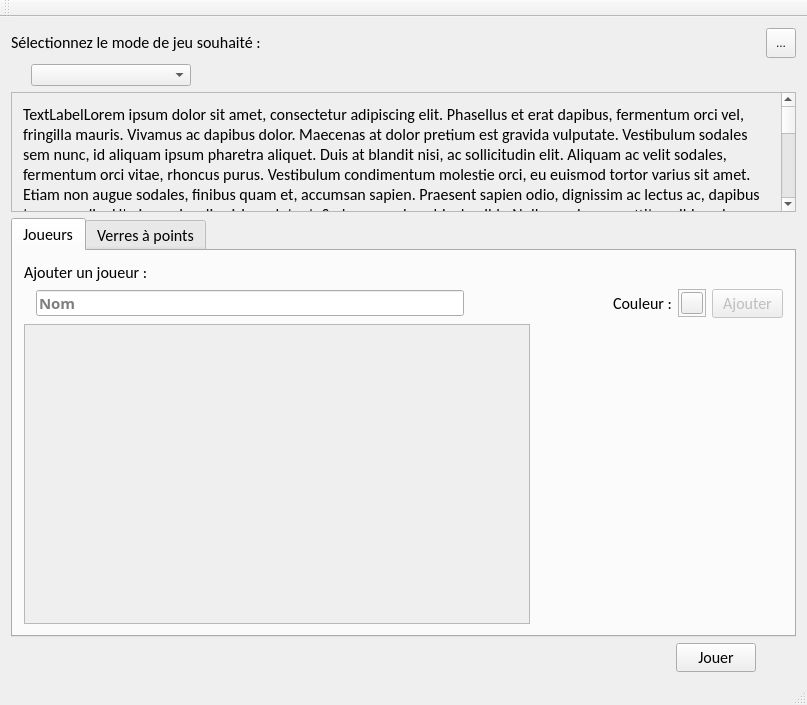
The window that BeerPong-Ultimate/src/gui/QtGUI/QtGUI.ui (rchaucha/BeerPong-Evoled) describes before a commit, drawn with Qt 5.
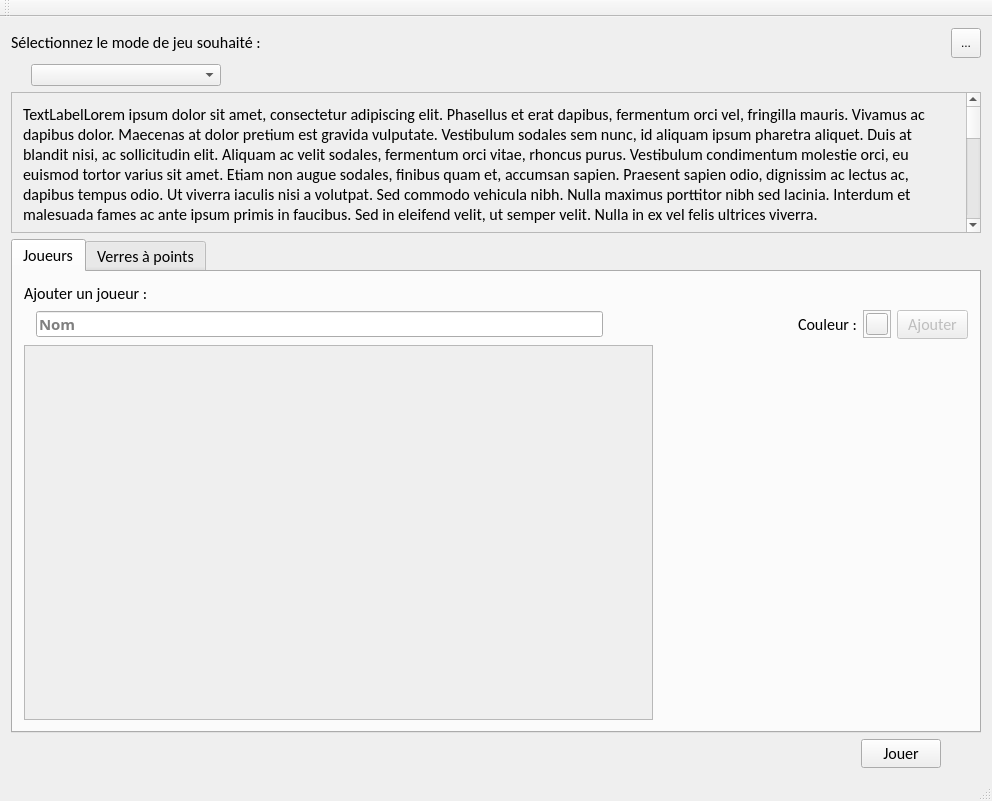
The same window after the commit. The open tabs and pages were chosen to show the change. Icons and pictures are not drawn.

Commit message: Finish players selection, let points aside for the moment

Patch:
```diff
--- a/BeerPong-Ultimate/src/gui/QtGUI/QtGUI.ui
+++ b/BeerPong-Ultimate/src/gui/QtGUI/QtGUI.ui
@@ -6,8 +6,8 @@
    <rect>
     <x>0</x>
     <y>0</y>
-    <width>807</width>
-    <height>705</height>
+    <width>992</width>
+    <height>801</height>
    </rect>
   </property>
   <property name="windowTitle">
@@ -154,8 +154,8 @@
         <rect>
          <x>0</x>
          <y>0</y>
-         <width>770</width>
-         <height>522</height>
+         <width>955</width>
+         <height>465</height>
         </rect>
        </property>
        <layout class="QVBoxLayout" name="verticalLayout_2">
@@ -364,16 +364,19 @@
             <property name="widgetResizable">
              <bool>true</bool>
             </property>
-            <widget class="QWidget" name="player_list_layout">
+            <widget class="QWidget" name="player_list_layout_with_spacer">
              <property name="geometry">
               <rect>
                <x>0</x>
                <y>0</y>
-               <width>503</width>
-               <height>292</height>
+               <width>626</width>
+               <height>366</height>
               </rect>
              </property>
              <layout class="QVBoxLayout" name="verticalLayout_5">
+              <item>
+               <layout class="QVBoxLayout" name="player_list_layout"/>
+              </item>
               <item>
                <spacer name="verticalSpacer_2">
                 <property name="orientation">
```
Left out of the diff: 10 changed lines with no effect on the pictures. The commit also changes 9 other files.
